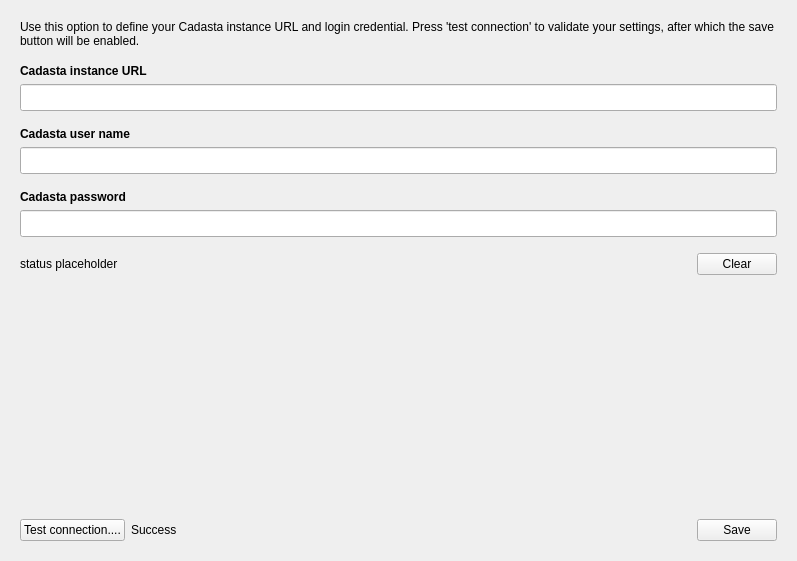
kartoza/cadasta-qgis-plugin, file cadasta/gui/ui/widget/options_widget.ui: the form before one commit.
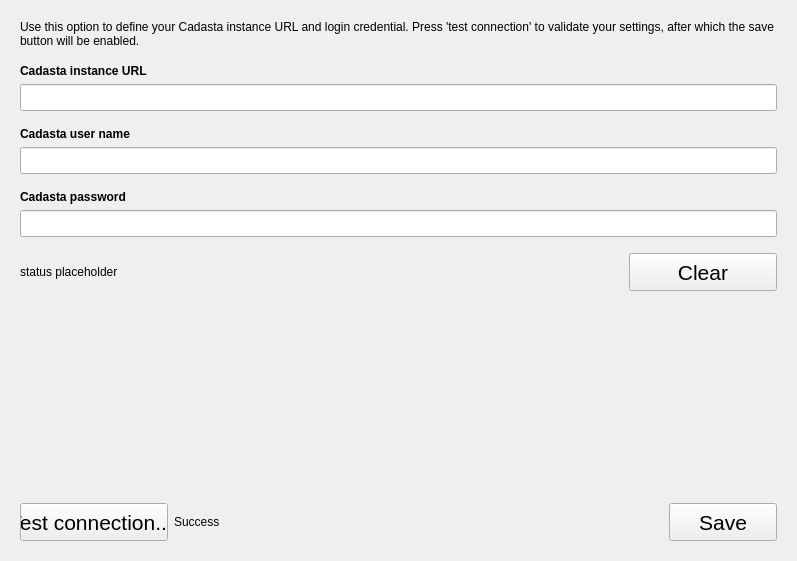
The form after the commit.

Commit message: Make primary buttons bigger

```diff
--- a/cadasta/gui/ui/widget/options_widget.ui
+++ b/cadasta/gui/ui/widget/options_widget.ui
@@ -33,8 +33,8 @@
        <rect>
         <x>0</x>
         <y>0</y>
-        <width>779</width>
-        <height>543</height>
+        <width>773</width>
+        <height>537</height>
        </rect>
       </property>
       <layout class="QVBoxLayout" name="verticalLayout_4">
@@ -256,6 +256,17 @@
          </item>
          <item>
           <widget class="QPushButton" name="clear_button">
+           <property name="font">
+            <font>
+             <pointsize>16</pointsize>
+            </font>
+           </property>
+           <property name="cursor">
+            <cursorShape>PointingHandCursor</cursorShape>
+           </property>
+           <property name="styleSheet">
+            <string notr="true">width: 140px; height: 30px; </string>
+           </property>
            <property name="text">
             <string>Clear</string>
            </property>
@@ -280,8 +291,16 @@
         <layout class="QHBoxLayout" name="horizontalLayout">
          <item>
           <widget class="QPushButton" name="test_connection_button">
+           <property name="font">
+            <font>
+             <pointsize>16</pointsize>
+            </font>
+           </property>
            <property name="cursor">
-            <cursorShape>OpenHandCursor</cursorShape>
+            <cursorShape>PointingHandCursor</cursorShape>
+           </property>
+           <property name="styleSheet">
+            <string notr="true">width: 140px; height: 30px; </string>
            </property>
            <property name="text">
             <string>Test connection....</string>
@@ -310,8 +329,16 @@
          </item>
          <item>
           <widget class="QPushButton" name="save_button">
+           <property name="font">
+            <font>
+             <pointsize>16</pointsize>
+            </font>
+           </property>
            <property name="cursor">
-            <cursorShape>OpenHandCursor</cursorShape>
+            <cursorShape>PointingHandCursor</cursorShape>
+           </property>
+           <property name="styleSheet">
+            <string notr="true">width: 100px; height: 30px; </string>
            </property>
            <property name="text">
             <string>Save</string>
```
The commit also changes 3 other files.
